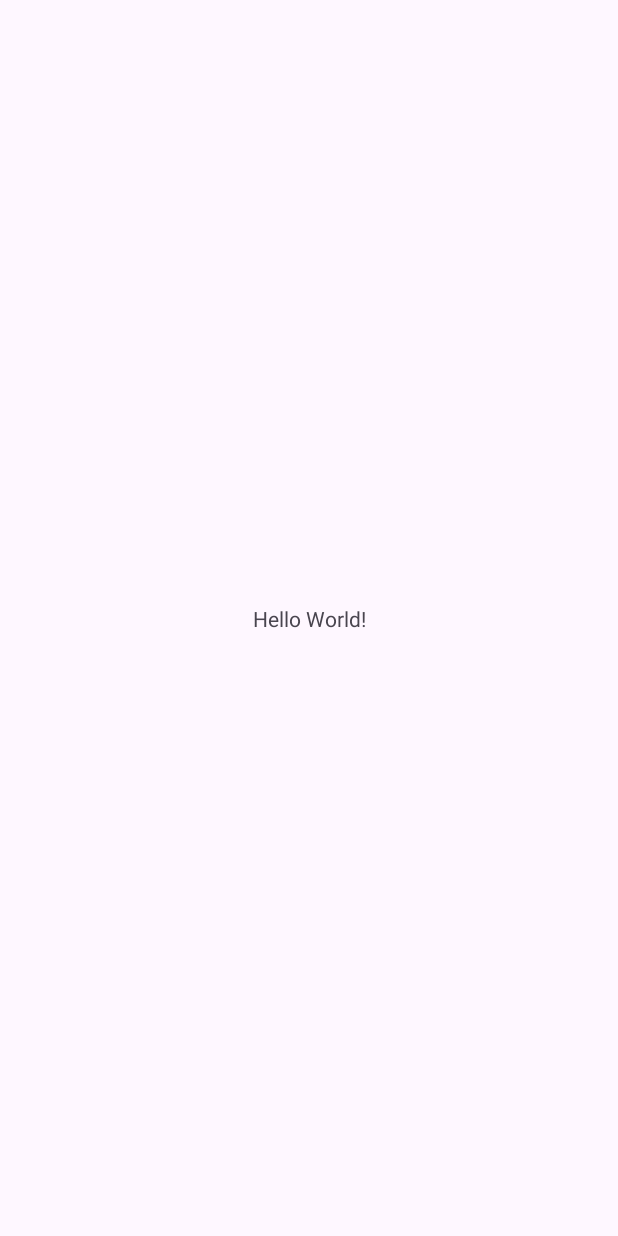
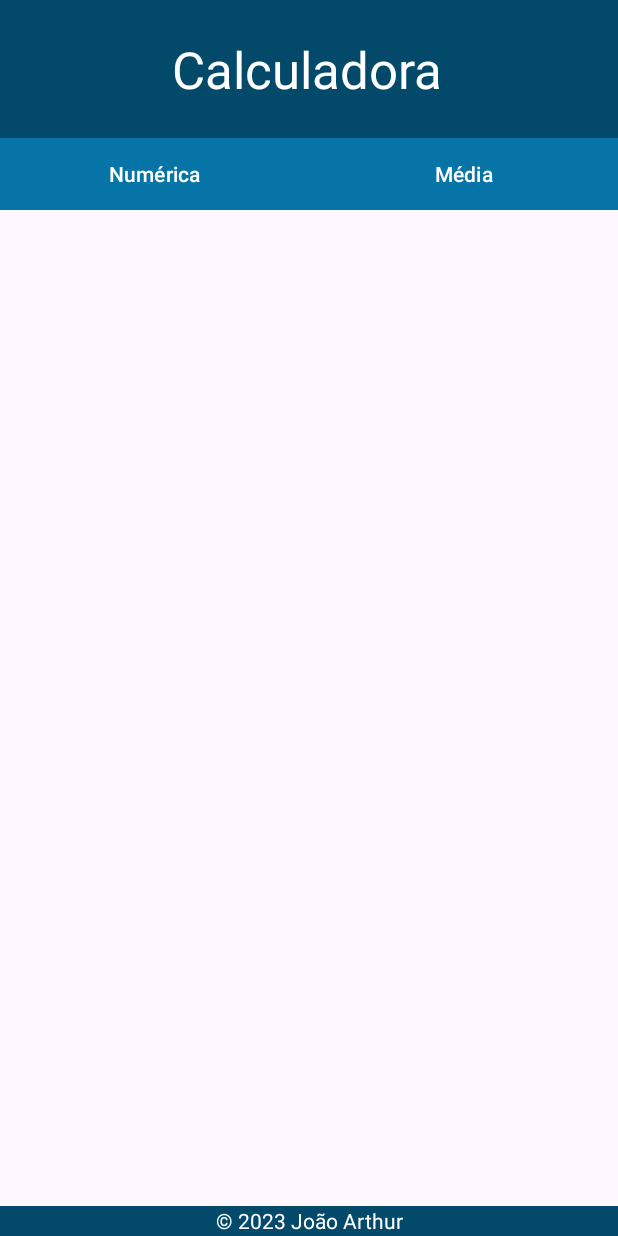
Before and after one commit to joaoarthurolv/calculadora, an Android app: the screen it shows after launch (MainActivity), on a phone screen of 412 x 824 dp. Before the commit the screen is almost empty. Run offline under Robolectric (Android 15) with nearby library versions, the phone set to English and light mode, and no system bars.

Commit message:
Criação de layout inicial

```diff
--- a/app/src/main/res/layout/activity_main.xml
+++ b/app/src/main/res/layout/activity_main.xml
@@ -2,17 +2,82 @@
 <androidx.constraintlayout.widget.ConstraintLayout xmlns:android="http://schemas.android.com/apk/res/android"
     xmlns:app="http://schemas.android.com/apk/res-auto"
     xmlns:tools="http://schemas.android.com/tools"
-    android:layout_width="match_parent"
+    android:id="@+id/header"
+    android:layout_width="wrap_content"
     android:layout_height="match_parent"
     tools:context=".MainActivity">
 
-    <TextView
+    <LinearLayout
+        android:id="@+id/header2"
+        android:layout_width="416dp"
+        android:layout_height="92dp"
+        android:background="@color/dark_blue"
+        android:orientation="vertical"
+        app:layout_constraintBottom_toBottomOf="parent"
+        app:layout_constraintEnd_toEndOf="parent"
+        app:layout_constraintHorizontal_bias="1.0"
+        app:layout_constraintStart_toStartOf="parent"
+        app:layout_constraintTop_toTopOf="parent"
+        app:layout_constraintVertical_bias="0.0">
+
+        <TextView
+            android:id="@+id/textView5"
+            android:layout_width="match_parent"
+            android:layout_height="match_parent"
+            android:gravity="center|center_horizontal|center_vertical"
+            android:text="@string/app_name"
+            android:textColor="@color/white"
+            android:textSize="34sp" />
+
+    </LinearLayout>
+
+    <androidx.constraintlayout.widget.Guideline
+        android:id="@+id/guideline"
         android:layout_width="wrap_content"
         android:layout_height="wrap_content"
-        android:text="Hello World!"
+        android:orientation="vertical"
+        app:layout_constraintGuide_percent="0.5" />
+
+    <Button
+        android:id="@+id/button2"
+        android:layout_width="0dp"
+        android:layout_height="wrap_content"
+        android:background="@color/light_blue"
+        android:backgroundTint="@color/light_blue"
+        android:text="@string/numerica"
+        app:backgroundTint="#0674A6"
+        app:layout_constraintEnd_toStartOf="@+id/guideline"
+        app:layout_constraintStart_toStartOf="parent"
+        app:layout_constraintTop_toBottomOf="@+id/header2" />
+
+    <Button
+        android:id="@+id/button3"
+        android:layout_width="0dp"
+        android:layout_height="wrap_content"
+        android:background="@color/light_blue"
+        android:backgroundTint="@color/light_blue"
+        android:text="@string/media"
+        app:backgroundTint="@color/light_blue"
+        app:layout_constraintEnd_toEndOf="parent"
+        app:layout_constraintStart_toStartOf="@+id/guideline"
+        app:layout_constraintTop_toBottomOf="@+id/header2" />
+
+    <LinearLayout
+        android:layout_width="0dp"
+        android:layout_height="20dp"
+        android:background="@color/dark_blue"
+        android:orientation="vertical"
         app:layout_constraintBottom_toBottomOf="parent"
         app:layout_constraintEnd_toEndOf="parent"
-        app:layout_constraintStart_toStartOf="parent"
-        app:layout_constraintTop_toTopOf="parent" />
+        app:layout_constraintStart_toStartOf="parent">
+
+        <TextView
+            android:id="@+id/textView6"
+            android:layout_width="match_parent"
+            android:layout_height="match_parent"
+            android:text="@string/copyright"
+            android:textAlignment="center"
+            android:textColor="@color/white" />
+    </LinearLayout>
 
 </androidx.constraintlayout.widget.ConstraintLayout>
--- a/app/src/main/res/values/colors.xml
+++ b/app/src/main/res/values/colors.xml
@@ -2,4 +2,6 @@
 <resources>
     <color name="black">#FF000000</color>
     <color name="white">#FFFFFFFF</color>
+    <color name="dark_blue">#034A6A</color>
+    <color name="light_blue">#0674A6</color>
 </resources>
--- a/app/src/main/res/values/strings.xml
+++ b/app/src/main/res/values/strings.xml
@@ -1,3 +1,6 @@
 <resources>
     <string name="app_name">Calculadora</string>
+    <string name="numerica">Numérica</string>
+    <string name="media">Média</string>
+    <string name="copyright">© 2023 João Arthur</string>
 </resources>
```
